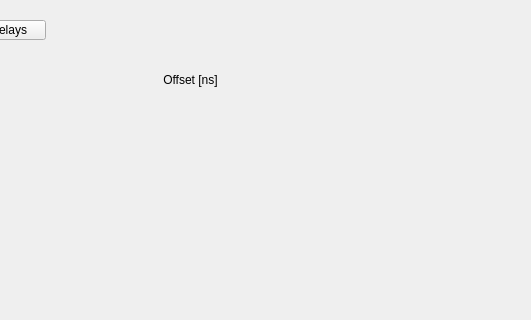
Qt form UPA/Library/UniversalPpsAnalyzer/PpsTab/Upa_PpsTab.ui (NetTimeLogic/UniversalPpsAnalyzer) before a commit; both pictures show x 499 to 1030 and y 0 to 320 of the 1374 by 774 pixel window.
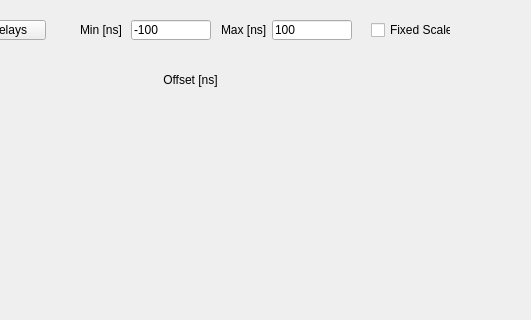
The same form after that commit.

Commit message: Added fixed Scale, changed colors of PPS and added enable/disable functionality for PPS

The edit to the form file:
```diff
--- a/UPA/Library/UniversalPpsAnalyzer/PpsTab/Upa_PpsTab.ui
+++ b/UPA/Library/UniversalPpsAnalyzer/PpsTab/Upa_PpsTab.ui
@@ -146,6 +146,80 @@
     <string>Change Delays</string>
    </property>
   </widget>
+  <widget class="QCheckBox" name="PpsFixedScaleCheckBox">
+   <property name="geometry">
+    <rect>
+     <x>870</x>
+     <y>20</y>
+     <width>80</width>
+     <height>20</height>
+    </rect>
+   </property>
+   <property name="text">
+    <string>Fixed Scale</string>
+   </property>
+   <property name="checked">
+    <bool>false</bool>
+   </property>
+  </widget>
+  <widget class="QLabel" name="PpsMinScaleLabel">
+   <property name="geometry">
+    <rect>
+     <x>579</x>
+     <y>20</y>
+     <width>50</width>
+     <height>20</height>
+    </rect>
+   </property>
+   <property name="text">
+    <string>Min [ns]</string>
+   </property>
+  </widget>
+  <widget class="QLineEdit" name="PpsMinScaleValue">
+   <property name="enabled">
+    <bool>true</bool>
+   </property>
+   <property name="geometry">
+    <rect>
+     <x>630</x>
+     <y>20</y>
+     <width>80</width>
+     <height>20</height>
+    </rect>
+   </property>
+   <property name="text">
+    <string>-100</string>
+   </property>
+  </widget>
+  <widget class="QLineEdit" name="PpsMaxScaleValue">
+   <property name="enabled">
+    <bool>true</bool>
+   </property>
+   <property name="geometry">
+    <rect>
+     <x>771</x>
+     <y>20</y>
+     <width>80</width>
+     <height>20</height>
+    </rect>
+   </property>
+   <property name="text">
+    <string>100</string>
+   </property>
+  </widget>
+  <widget class="QLabel" name="PpsMaxScaleLabel">
+   <property name="geometry">
+    <rect>
+     <x>720</x>
+     <y>20</y>
+     <width>50</width>
+     <height>20</height>
+    </rect>
+   </property>
+   <property name="text">
+    <string>Max [ns]</string>
+   </property>
+  </widget>
  </widget>
  <resources/>
  <connections/>
```
The commit also changes 6 other files.
